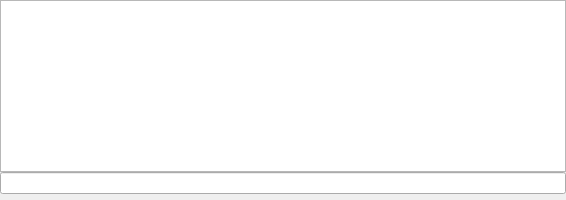
Above: chatpane.ui from obiwankennedy/cahootseditor before the change. Below: the same form after it.
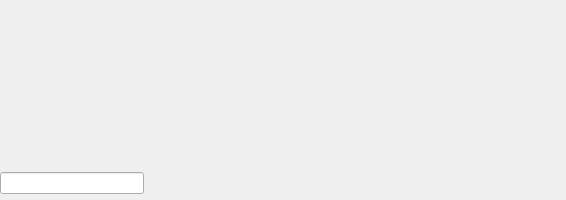
That is the form after the change.

Commit message: Modified the chat pane so the line edit gets focus when the chatwindow has focus and keys are pressed.

What changed in the file:
```diff
--- a/chatpane.ui
+++ b/chatpane.ui
@@ -25,36 +25,16 @@
   <property name="windowTitle">
    <string>Form</string>
   </property>
-  <layout class="QGridLayout" name="gridLayout">
-   <property name="leftMargin">
-    <number>0</number>
+  <widget class="QLineEdit" name="lineEdit">
+   <property name="geometry">
+    <rect>
+     <x>0</x>
+     <y>172</y>
+     <width>144</width>
+     <height>22</height>
+    </rect>
    </property>
-   <property name="topMargin">
-    <number>0</number>
-   </property>
-   <property name="rightMargin">
-    <number>0</number>
-   </property>
-   <property name="bottomMargin">
-    <number>6</number>
-   </property>
-   <property name="spacing">
-    <number>0</number>
-   </property>
-   <item row="0" column="0">
-    <widget class="QTextBrowser" name="textBrowser">
-     <property name="frameShape">
-      <enum>QFrame::StyledPanel</enum>
-     </property>
-     <property name="textInteractionFlags">
-      <set>Qt::LinksAccessibleByKeyboard|Qt::LinksAccessibleByMouse|Qt::TextBrowserInteraction|Qt::TextSelectableByKeyboard|Qt::TextSelectableByMouse</set>
-     </property>
-    </widget>
-   </item>
-   <item row="1" column="0">
-    <widget class="QLineEdit" name="lineEdit"/>
-   </item>
-  </layout>
+  </widget>
  </widget>
  <resources/>
  <connections/>
```
The commit also changes 8 other files.
